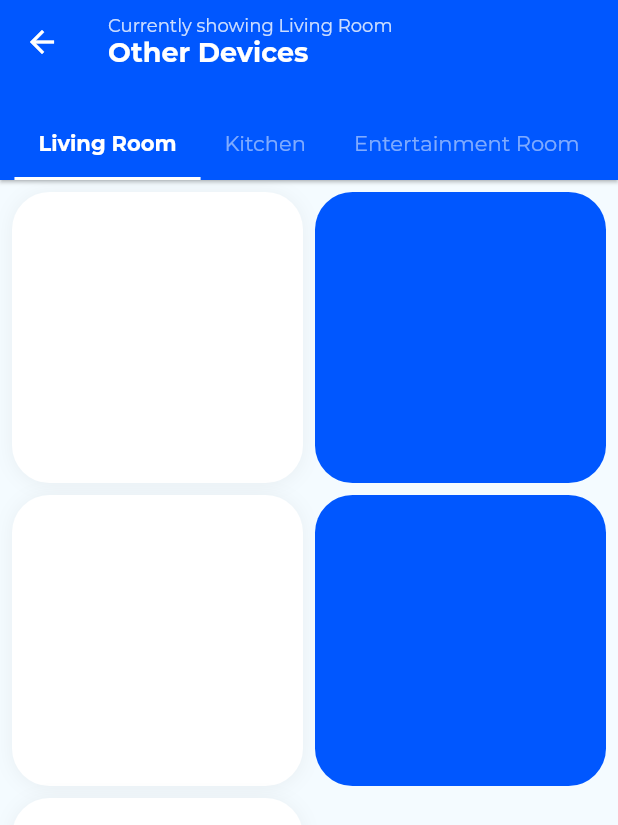
After one commit to bisunajaime/iselect2-final, a Flutter app: the HomePage screen opened directly, after a tap on "Other Devices", on a phone screen of 412 x 824 dp. The commit adds this screen. Shown: the top 825 px of the screen. Run offline on Flutter 3.47's test engine with Material 2 defaults, Android fonts, the light colour scheme and no system bars; network calls fail; project files that could hold a hidden picture were left out.

Commit message:
Added other devices page
To add qr scanner

```diff
--- a/lib/constants.dart
+++ b/lib/constants.dart
@@ -19,7 +19,7 @@ final LinearGradient gradient = LinearGradient(
 final LinearGradient boxGrad = LinearGradient(
   colors: [
     Color(0xff00B2FF),
-    Color(0xff0066FF),
+    Color(0xff0057FF),
   ],
   begin: Alignment.topLeft,
   end: Alignment.bottomCenter,
--- a/lib/pages/home_page.dart
+++ b/lib/pages/home_page.dart
@@ -1,5 +1,7 @@
 import 'package:embesys_ctrl/constants.dart';
+import 'package:embesys_ctrl/pages/other_devices_page.dart';
 import 'package:embesys_ctrl/providers/weather_provider.dart';
+import 'package:embesys_ctrl/widgets/device_notifications_widget.dart';
 import 'package:embesys_ctrl/widgets/page_list_widget.dart';
 import 'package:embesys_ctrl/widgets/rooms_pages_widget.dart';
 import 'package:embesys_ctrl/widgets/sound_widget.dart';
@@ -34,6 +36,7 @@ class HomePage extends StatelessWidget {
         onRefresh: () async {
           await weatherProvider.loadWeather();
         },
+        child: SingleChildScrollView(
           child: Column(
             crossAxisAlignment: CrossAxisAlignment.start,
             children: [
@@ -46,7 +49,7 @@ class HomePage extends StatelessWidget {
                   horizontal: 18,
                 ),
                 child: Text(
-                'Shared Devices',
+                  'Music Player',
                   style: TextStyle(
                     fontSize: 18,
                     fontWeight: FontWeight.bold,
@@ -54,15 +57,94 @@ class HomePage extends StatelessWidget {
                 ),
               ),
               SizedBox(
-              height: 8,
+                height: 16,
               ),
               SoundWidget(),
               SizedBox(
                 height: 24,
               ),
-            PageListWidget(),
-            RoomsPagesWidget(),
+              Padding(
+                padding: const EdgeInsets.symmetric(
+                  horizontal: 18,
+                ),
+                child: Text(
+                  'Device Notifications',
+                  style: TextStyle(
+                    fontSize: 18,
+                    fontWeight: FontWeight.bold,
+                  ),
+                ),
+              ),
+              SizedBox(
+                height: 24,
+              ),
+              DeviceNotificationsWidget(),
+              // PageListWidget(),
+              // RoomsPagesWidget(),
+              SizedBox(
+                height: 24,
+              ),
+              Padding(
+                padding: const EdgeInsets.symmetric(
+                  horizontal: 18,
+                ),
+                child: Row(
+                  children: [
+                    Expanded(
+                      flex: 2,
+                      child: SizedBox(
+                        height: 50,
+                        child: FlatButton(
+                          color: boxGrad.colors[1],
+                          shape: RoundedRectangleBorder(
+                            borderRadius: BorderRadius.circular(10),
+                          ),
+                          onPressed: () {
+                            Navigator.push(
+                              context,
+                              MaterialPageRoute(
+                                builder: (context) => OtherDevicesPage(),
+                              ),
+                            );
+                          },
+                          child: Text(
+                            'Other Devices',
+                            style: TextStyle(
+                              fontWeight: FontWeight.bold,
+                              color: Colors.white,
+                              fontSize: 14,
+                            ),
+                          ),
+                        ),
+                      ),
+                    ),
+                    SizedBox(
+                      width: 8,
+                    ),
+                    SizedBox(
+                      height: 50,
+                      width: 50,
+                      child: FlatButton(
+                        shape: RoundedRectangleBorder(
+                          borderRadius: BorderRadius.circular(10),
+                        ),
+                        padding: EdgeInsets.zero,
+                        color: Colors.white,
+                        child: Icon(
+                          Icons.code,
+                          color: Colors.black,
+                        ),
+                        onPressed: () {},
+                      ),
+                    )
                   ],
+                ),
+              ),
+              SizedBox(
+                height: 24,
+              ),
+            ],
+          ),
         ),
       ),
     );
--- /dev/null
+++ b/lib/pages/other_devices_page.dart
@@ -0,0 +1,170 @@
+import 'package:embesys_ctrl/constants.dart';
+import 'package:flutter/material.dart';
+
+class OtherDevicesPage extends StatelessWidget {
+  @override
+  Widget build(BuildContext context) {
+    return DefaultTabController(
+      length: 3,
+      child: Scaffold(
+        backgroundColor: scaffoldBgColor,
+        appBar: PreferredSize(
+          preferredSize: Size.fromHeight(120),
+          child: AppBar(
+            bottom: TabBar(
+              indicatorColor: Colors.white,
+              isScrollable: true,
+              // labelPadding: EdgeInsets.zero,
+              unselectedLabelStyle: TextStyle(
+                fontWeight: FontWeight.w400,
+                color: Colors.white.withOpacity(.5),
+                fontFamily: 'Montserrat',
+              ),
+              labelStyle: TextStyle(
+                fontWeight: FontWeight.bold,
+                color: Colors.white,
+                fontFamily: 'Montserrat',
+              ),
+              tabs: [
+                Tab(
+                  child: Text(
+                    'Living Room',
+                  ),
+                ),
+                Tab(
+                  child: Text(
+                    'Kitchen',
+                  ),
+                ),
+                Tab(
+                  child: Text(
+                    'Entertainment Room',
+                  ),
+                ),
+              ],
+            ),
+            title: Column(
+              crossAxisAlignment: CrossAxisAlignment.start,
+              children: [
+                Text(
+                  'Currently showing Living Room',
+                  style: TextStyle(
+                    fontSize: 12,
+                    color: Colors.white.withOpacity(.8),
+                    fontWeight: FontWeight.w400,
+                  ),
+                ),
+                Text(
+                  'Other Devices',
+                  style: TextStyle(
+                    fontSize: 18,
+                    fontWeight: FontWeight.bold,
+                  ),
+                ),
+              ],
+            ),
+            backgroundColor: boxGrad.colors[1],
+            elevation: 1,
+          ),
+        ),
+        body: TabBarView(
+          children: [
+            GridView.builder(
+              padding: EdgeInsets.only(
+                top: 8,
+                left: 8,
+                right: 8,
+              ),
+              gridDelegate: SliverGridDelegateWithFixedCrossAxisCount(
+                crossAxisCount: 2,
+                childAspectRatio: 1,
+                crossAxisSpacing: 8,
+                mainAxisSpacing: 8,
+              ),
+              itemCount: 5,
+              itemBuilder: (context, index) {
+                return Container(
+                  decoration: BoxDecoration(
+                    color: index.isEven ? Colors.white : boxGrad.colors[1],
+                    borderRadius: BorderRadius.circular(25),
+                    boxShadow: index.isEven
+                        ? [
+                            BoxShadow(
+                              blurRadius: 10,
+                              color: Colors.black.withOpacity(.05),
+                              offset: Offset(0, 1),
+                            )
+                          ]
+                        : null,
+                  ),
+                );
+              },
+            ),
+            GridView.builder(
+              padding: EdgeInsets.only(
+                top: 8,
+                left: 8,
+                right: 8,
+              ),
+              gridDelegate: SliverGridDelegateWithFixedCrossAxisCount(
+                crossAxisCount: 2,
+                childAspectRatio: 1,
+                crossAxisSpacing: 8,
+                mainAxisSpacing: 8,
+              ),
+              itemCount: 5,
+              itemBuilder: (context, index) {
+                return Container(
+                  decoration: BoxDecoration(
+                    color: index.isOdd ? Colors.white : boxGrad.colors[1],
+                    borderRadius: BorderRadius.circular(25),
+                    boxShadow: index.isEven
+                        ? [
+                            BoxShadow(
+                              blurRadius: 10,
+                              color: Colors.black.withOpacity(.05),
+                              offset: Offset(0, 1),
+                            )
+                          ]
+                        : null,
+                  ),
+                );
+              },
+            ),
+            GridView.builder(
+              padding: EdgeInsets.only(
+                top: 8,
+                left: 8,
+                right: 8,
+              ),
+              gridDelegate: SliverGridDelegateWithFixedCrossAxisCount(
+                crossAxisCount: 2,
+                childAspectRatio: 1,
+                crossAxisSpacing: 8,
+                mainAxisSpacing: 8,
+              ),
+              itemCount: 5,
+              itemBuilder: (context, index) {
+                return Container(
+                  decoration: BoxDecoration(
+                    color: index.isEven ? Colors.white : boxGrad.colors[1],
+                    borderRadius: BorderRadius.circular(25),
+                    boxShadow: index.isEven
+                        ? [
+                            BoxShadow(
+                              blurRadius: 10,
+                              color: Colors.black.withOpacity(.05),
+                              offset: Offset(0, 1),
+                            )
+                          ]
+                        : null,
+                  ),
+                );
+              },
+            ),
+          ],
+        ),
+      ),
+    );
+  }
+}
--- /dev/null
+++ b/lib/widgets/device_notifications_widget.dart
@@ -0,0 +1,85 @@
+import 'package:embesys_ctrl/constants.dart';
+import 'package:flutter/material.dart';
+import 'package:intl/intl.dart';
+
+class DeviceNotificationsWidget extends StatelessWidget {
+  @override
+  Widget build(BuildContext context) {
+    return Container(
+      width: double.infinity,
+      height: 150,
+      padding: EdgeInsets.symmetric(
+          // vertical: 18,
+          ),
+      child: ListView.builder(
+        itemCount: 4,
+        physics: BouncingScrollPhysics(),
+        scrollDirection: Axis.horizontal,
+        itemBuilder: (context, index) {
+          return Container(
+            height: double.infinity,
+            width: 200,
+            decoration: BoxDecoration(
+              gradient: boxGrad,
+              borderRadius: BorderRadius.circular(25),
+            ),
+            margin: EdgeInsets.only(
+              left: 16,
+            ),
+            padding: EdgeInsets.all(16),
+            child: Column(
+              crossAxisAlignment: CrossAxisAlignment.start,
+              children: [
+                Row(
+                  mainAxisAlignment: MainAxisAlignment.spaceBetween,
+                  crossAxisAlignment: CrossAxisAlignment.start,
+                  children: [
+                    Icon(
+                      Icons.ac_unit,
+                      color: Colors.white,
+                      size: 50,
+                    ),
+                    Text(
+                      TimeOfDay.now().format(context),
+                      style: TextStyle(
+                        color: Colors.white,
+                        fontSize: 14,
+                        fontWeight: FontWeight.bold,
+                      ),
+                    ),
+                  ],
+                ),
+                Expanded(child: SizedBox()),
+                Text(
+                  DateFormat.yMd().format(DateTime.now()),
+                  style: TextStyle(
+                    fontSize: 10,
+                    color: Colors.white,
+                    fontWeight: FontWeight.w400,
+                  ),
+                ),
+                Text(
+                  'Doorbell',
+                  overflow: TextOverflow.ellipsis,
+                  style: TextStyle(
+                    fontSize: 18,
+                    color: Colors.white,
+                    fontWeight: FontWeight.bold,
+                  ),
+                ),
+                Text(
+                  'Someone rang the doorbell.',
+                  style: TextStyle(
+                    fontSize: 10,
+                    color: Colors.white.withOpacity(.7),
+                    fontWeight: FontWeight.w400,
+                  ),
+                ),
+              ],
+            ),
+          );
+        },
+      ),
+    );
+  }
+}
--- a/lib/widgets/sound_widget.dart
+++ b/lib/widgets/sound_widget.dart
@@ -10,10 +10,10 @@ class SoundWidget extends StatelessWidget {
       ),
       width: double.infinity,
       decoration: BoxDecoration(
-        borderRadius: BorderRadius.circular(10),
+        borderRadius: BorderRadius.circular(15),
         gradient: boxGrad,
       ),
-      padding: EdgeInsets.all(8),
+      padding: EdgeInsets.all(16),
       child: Row(
         crossAxisAlignment: CrossAxisAlignment.center,
         mainAxisAlignment: MainAxisAlignment.start,
@@ -52,15 +52,7 @@ class SoundWidget extends StatelessWidget {
           Row(
             children: [
               Icon(
-                Icons.fast_rewind,
-                color: Colors.white,
-                size: 20,
-              ),
-              SizedBox(
-                width: 5,
-              ),
-              Icon(
-                Icons.play_circle_outline,
+                Icons.skip_previous,
                 color: Colors.white,
                 size: 25,
               ),
@@ -68,9 +60,17 @@ class SoundWidget extends StatelessWidget {
                 width: 5,
               ),
               Icon(
-                Icons.fast_forward,
+                Icons.play_circle_filled,
                 color: Colors.white,
-                size: 20,
+                size: 35,
+              ),
+              SizedBox(
+                width: 5,
+              ),
+              Icon(
+                Icons.skip_next,
+                color: Colors.white,
+                size: 25,
               ),
             ],
           ),
@@ -99,7 +99,7 @@ class _SongImageAnimatedState extends State<SongImageAnimated>
       ..addListener(() {
         setState(() {});
       });
-    controller.repeat(reverse: true);
+    // controller.repeat(reverse: true);
     // if (animation.isCompleted) {
     //   controller.reverse();
     // } else {
```
Lines whose indentation alone changed are shown as unchanged.
